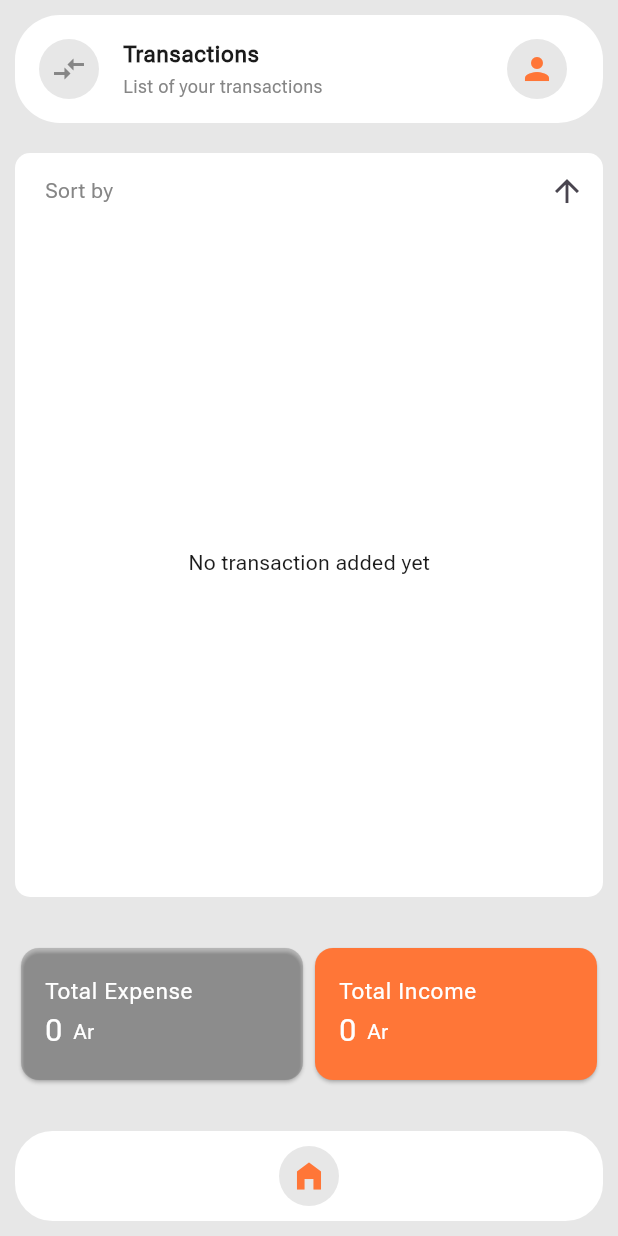
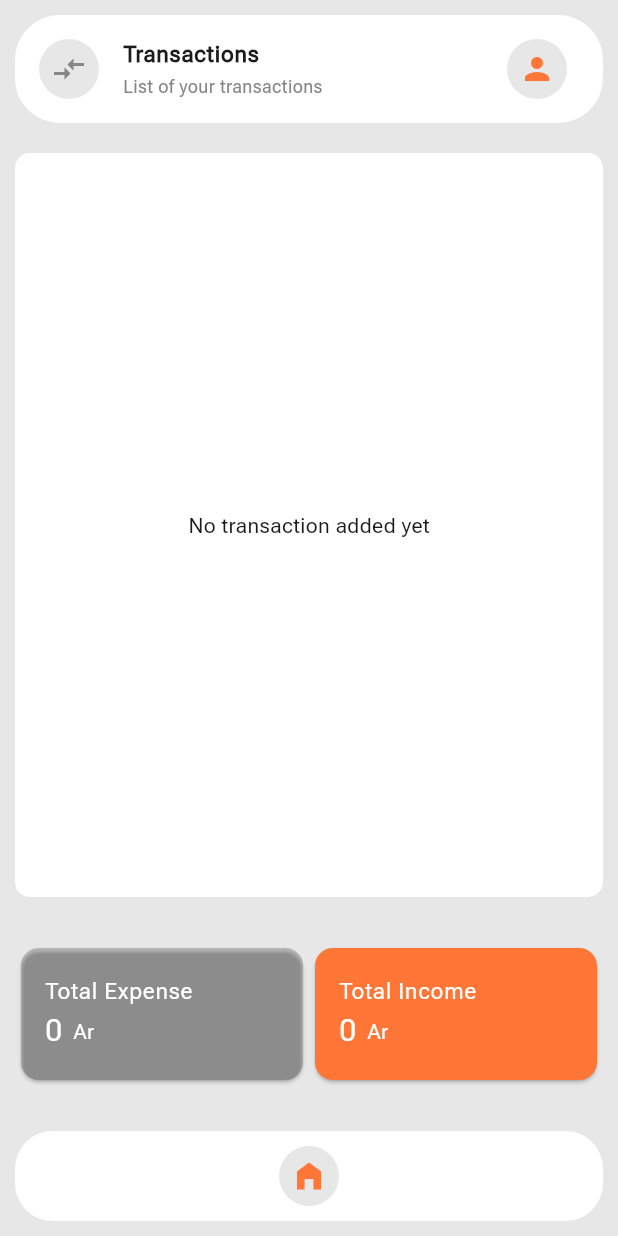
Before and after one commit to tsizehena223/gestia, a Flutter app: the Home screen opened directly, item 2 of the bottom bar chosen, after a tap on the "home filled" icon, after a tap on "View all", on a phone screen of 412 x 824 dp. Run offline on Flutter 3.47's test engine with Material 3 defaults, Android fonts, the phone set to English and light mode, and no system bars; our stand-ins replace device_preview, fl_chart, flutter_svg, hive, hive_flutter, shared_preferences; accounts and stored records are empty; statements that could not run were skipped.

Commit message:
fixed : delete transaction by removing sort

```diff
--- /dev/null
+++ b/devtools_options.yaml
@@ -0,0 +1,3 @@
+description: This file stores settings for Dart & Flutter DevTools.
+documentation: https://docs.flutter.dev/tools/devtools/extensions#configure-extension-enablement-states
+extensions:
--- a/lib/view/components/list_transaction_history_widget.dart
+++ b/lib/view/components/list_transaction_history_widget.dart
@@ -15,18 +15,11 @@ class ListTransactionHistoryWidget extends StatefulWidget {
 class _ListTransactionHistoryWidgetState
     extends State<ListTransactionHistoryWidget> {
   late Box<TransactionHistory> transactionBox;
-  bool _isAscending = true; // Track sorting order
 
   @override
   void initState() {
     super.initState();
     transactionBox = Hive.box<TransactionHistory>(TransactionHistoryService.boxName);
-  }
-
-  void _toggleSortOrder() {
-    setState(() {
-      _isAscending = !_isAscending;
-    });
   }
 
   @override
@@ -36,26 +29,6 @@ class _ListTransactionHistoryWidgetState
 
     return Column(
       children: [
-        // Sort Order Button
-        Padding(
-          padding: const EdgeInsets.symmetric(horizontal: 16.0, vertical: 8.0),
-          child: Row(
-            mainAxisAlignment: MainAxisAlignment.spaceBetween,
-            children: [
-              Text(
-                'Sort by',
-                style: TextStyle(
-                  color: Theme.of(context).focusColor,
-                ),
-              ),
-              IconButton(
-                icon: Icon(_isAscending ? Icons.arrow_upward : Icons.arrow_downward),
-                onPressed: _toggleSortOrder,
-                tooltip: _isAscending ? 'Sort Descending' : 'Sort Ascending',
-              ),
-            ],
-          ),
-        ),
         Expanded(
           child: ValueListenableBuilder(
             valueListenable: transactionBox.listenable(),
@@ -73,16 +46,6 @@ class _ListTransactionHistoryWidgetState
 
               // Convert transactions to a list and sort
               List<TransactionHistory> transactionList = transactions.values.toList();
-              transactionList.sort((a, b) {
-                int yearComparison = a.year.compareTo(b.year);
-                return _isAscending
-                    ? yearComparison != 0
-                        ? yearComparison
-                        : a.month.compareTo(b.month)
-                    : yearComparison != 0
-                        ? -yearComparison
-                        : b.month.compareTo(a.month);
-              });
 
               return ListView.builder(
                 itemCount: transactionList.length,
--- a/lib/view/components/list_transaction_widget.dart
+++ b/lib/view/components/list_transaction_widget.dart
@@ -1,8 +1,8 @@
 import 'package:flutter/material.dart';
 import 'package:gestia/main.dart';
 import 'package:gestia/model/transaction.dart';
-// import 'package:gestia/model/transaction_history.dart';
-// import 'package:gestia/service/transaction_history_service.dart';
+import 'package:gestia/model/transaction_history.dart';
+import 'package:gestia/service/transaction_history_service.dart';
 import 'package:gestia/service/transaction_service.dart';
 import 'package:gestia/utils/format_data.dart';
 import 'package:gestia/utils/shared_preferences_util.dart';
@@ -22,7 +22,6 @@ class ListTransactionWidget extends StatefulWidget {
 }
 
 class _ListTransactionWidgetState extends State<ListTransactionWidget> {
-  bool _isAscending = true; // Track sorting order (ASC or DESC)
 
   Future<bool?> _confirmDismiss(BuildContext context, Transaction transaction) async {
     // Check if the balance will be negative
@@ -60,37 +59,37 @@ class _ListTransactionWidgetState extends State<ListTransactionWidget> {
   }
 
   void _updateTransactionHistory(int index, Transaction transaction) async {
-    // final transactionHistoryService = TransactionHistoryService();
-    // final transactionHistoryBox = Hive.box<TransactionHistory>(TransactionHistoryService.boxName);
+    final transactionHistoryService = TransactionHistoryService();
+    final transactionHistoryBox = Hive.box<TransactionHistory>(TransactionHistoryService.boxName);
 
-    // final existingHistoryKey = transactionHistoryBox.keys.firstWhere(
-    //   (key) {
-    //     final entry = transactionHistoryBox.get(key);
-    //     return entry != null &&
-    //            entry.year == transaction.date.year &&
-    //            entry.month == DateFormat.MMMM().format(transaction.date);
-    //   },
-    //   orElse: () => null,
-    // );
+    final existingHistoryKey = transactionHistoryBox.keys.firstWhere(
+      (key) {
+        final entry = transactionHistoryBox.get(key);
+        return entry != null &&
+               entry.year == transaction.date.year &&
+               entry.month == DateFormat.MMMM().format(transaction.date);
+      },
+      orElse: () => null,
+    );
 
-    // if (existingHistoryKey != null) {
-    //   final existingHistory = transactionHistoryBox.get(existingHistoryKey);
+    if (existingHistoryKey != null) {
+      final existingHistory = transactionHistoryBox.get(existingHistoryKey);
 
-    //   if (existingHistory != null) {
-    //     if (transaction.category == "expense") {
-    //       existingHistory.expense -= transaction.amount;
-    //     } else {
-    //       existingHistory.income -= transaction.amount;
-    //     }
+      if (existingHistory != null) {
+        if (transaction.category == "expense") {
+          existingHistory.expense -= transaction.amount;
+        } else {
+          existingHistory.income -= transaction.amount;
+        }
 
-    //     // if history is empty then delete, else update
-    //     if (existingHistory.expense == 0 && existingHistory.income == 0) {
-    //       transactionHistoryService.deleteTransactionHistory(index);
-    //     } else {
-    //       transactionHistoryService.updateTransactionHistory(index, existingHistory);
-    //     }
-    //   }
-    // }
+        // if history is empty then delete, else update
+        if (existingHistory.expense == 0 && existingHistory.income == 0) {
+          transactionHistoryService.deleteTransactionHistory(index);
+        } else {
+          transactionHistoryService.updateTransactionHistory(index, existingHistory);
+        }
+      }
+    }
 
     // update current balance
     int currentBalance = await SharedPreferencesUtil.retrieveBalance() ?? 0;
@@ -120,38 +119,6 @@ class _ListTransactionWidgetState extends State<ListTransactionWidget> {
   Widget build(BuildContext context) {
     return Column(
       children: [
-        // Sorting toggle button
-        Visibility(
-          visible: !widget.isPreview,
-          child: Row(
-            mainAxisAlignment: MainAxisAlignment.spaceBetween,
-            children: [
-              Container(
-                padding: const EdgeInsets.only(left: 20, right: 20, top: 15, bottom: 15),
-                child: Text(
-                  'Sort by',
-                  style: TextStyle(
-                    color: Theme.of(context).focusColor,
-                  ),
-                ),
-              ),
-              Row(
-                mainAxisAlignment: MainAxisAlignment.end,
-                children: [
-                  IconButton(
-                    icon: Icon(_isAscending ? Icons.arrow_upward : Icons.arrow_downward),
-                    onPressed: () {
-                      setState(() {
-                        _isAscending = !_isAscending; // Toggle sorting order
-                      });
-                    },
-                  ),
-                ],
-              )
-
-            ],
-          ),
-        ),
         Expanded(
           child: ValueListenableBuilder(
             valueListenable: transactionBox.listenable(),
@@ -165,11 +132,6 @@ class _ListTransactionWidgetState extends State<ListTransactionWidget> {
                 );
               }
               List<Transaction> transactionList = transactions.values.toList();
-
-              // Sort transactions based on _isAscending
-              transactionList.sort((a, b) => _isAscending
-                  ? a.date.compareTo(b.date) // Ascending order
-                  : b.date.compareTo(a.date)); // Descending order
 
               return ListView.builder(
                 physics: widget.isPreview ? const NeverScrollableScrollPhysics() : null,
```
